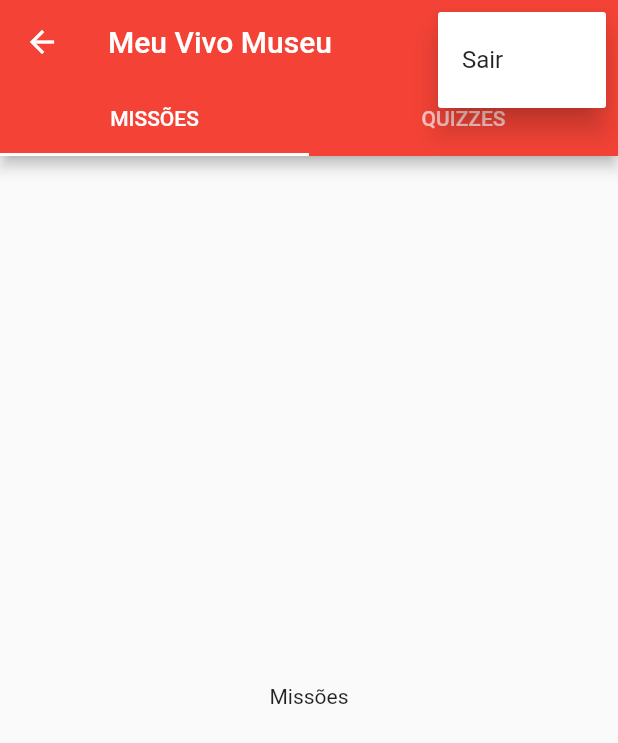
After one commit to CompCult/compcult-mobile, a Flutter app: the MainPage screen opened by its route, after a tap on the "more vert" icon, on a phone screen of 412 x 824 dp. The commit adds this screen. Shown: the top 743 px of the screen. Run offline on Flutter 3.47's test engine with Material 2 defaults, Android fonts, the phone set to English and light mode, and no system bars.

Commit message:
Navegacao de quiz e missao

```diff
--- a/lib/main.dart
+++ b/lib/main.dart
@@ -1,5 +1,6 @@
 import 'package:flutter/material.dart';
 
+import 'pages/main_page.dart';
 import 'pages/sign_in_page.dart';
 
 void main() => runApp(MyApp());
@@ -19,6 +20,10 @@ class MyApp extends StatelessWidget {
         ),
       ),
       home: SignInPage(),
+      routes: {
+        SignInPage.routeName: (_) => SignInPage(),
+        MainPage.routeName: (_) => MainPage(),
+      },
     );
   }
 }
--- /dev/null
+++ b/lib/pages/main_page.dart
@@ -0,0 +1,41 @@
+import 'package:flutter/material.dart';
+
+import './missions_page.dart';
+import './quizzes_page.dart';
+
+class MainPage extends StatelessWidget {
+  static const String routeName = '/main';
+
+  @override
+  Widget build(BuildContext context) {
+    return DefaultTabController(
+      length: 2,
+      child: Scaffold(
+        appBar: AppBar(
+          title: Text('Meu Vivo Museu'),
+          actions: <Widget>[
+            PopupMenuButton<int>(
+              itemBuilder: (_) => [
+                PopupMenuItem(
+                  child: Text("Sair"),
+                ),
+              ],
+            ),
+          ],
+          bottom: TabBar(
+            tabs: [
+              Tab(text: 'MISSÕES'),
+              Tab(text: 'QUIZZES'),
+            ],
+          ),
+        ),
+        body: TabBarView(
+          children: <Widget>[
+            MissionsPage(),
+            QuizzesPage(),
+          ],
+        ),
+      ),
+    );
+  }
+}
--- /dev/null
+++ b/lib/pages/missions_page.dart
@@ -0,0 +1,8 @@
+import 'package:flutter/material.dart';
+
+class MissionsPage extends StatelessWidget {
+  @override
+  Widget build(BuildContext context) {
+    return Center(child: Text('Missões'));
+  }
+}
--- /dev/null
+++ b/lib/pages/quizzes_page.dart
@@ -0,0 +1,8 @@
+import 'package:flutter/material.dart';
+
+class QuizzesPage extends StatelessWidget {
+  @override
+  Widget build(BuildContext context) {
+    return Center(child: Text('Quizzes'));
+  }
+}
```
Also changed, not shown: lib/pages/sign_in_page.dart (+6 -3 lines), pubspec.lock.
